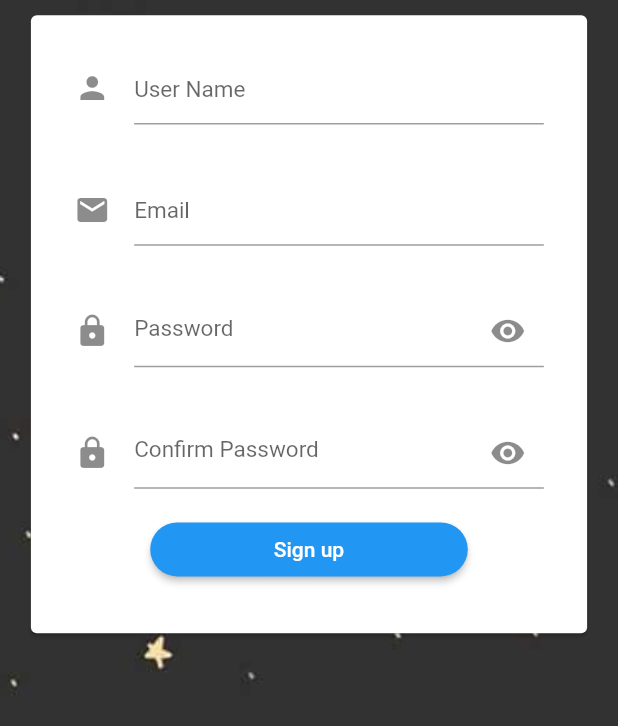
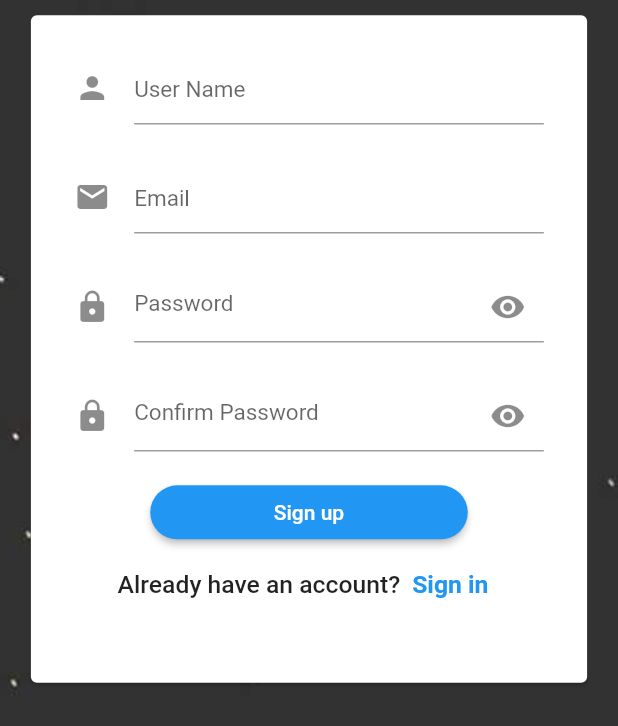
Before and after one commit to WaseemAlBizreh/product_store, a Flutter app: the screen it shows after launch, on a phone screen of 412 x 824 dp, the part 510-1236 px from its top. Run offline on Flutter 3.47's test engine with Material 2 defaults, Android fonts, the phone set to English and light mode, and no system bars.

Commit message:
TextButton

```diff
--- a/lib/pages/register.dart
+++ b/lib/pages/register.dart
@@ -38,7 +38,7 @@ class _RegisterState extends State<Register> {
                       ),
                     ),
                     Container(
-                        height: constraints.maxHeight * 0.55,
+                        height: constraints.maxHeight * 0.59,
                         child: Card(
                           margin: EdgeInsets.all(constraints.minWidth * 0.05),
                           child: Column(
@@ -48,7 +48,7 @@ class _RegisterState extends State<Register> {
                                     constraints.minWidth * 0.07,
                                     constraints.minHeight * 0.03,
                                     constraints.minWidth * 0.07,
-                                    constraints.minHeight * 0.02),
+                                    constraints.minHeight * 0.01),
                                 child: TextFormField(
                                   autocorrect: true,
                                   cursorColor: Colors.pinkAccent,
@@ -65,7 +65,7 @@ class _RegisterState extends State<Register> {
                                     constraints.minWidth * 0.07,
                                     constraints.minHeight * 0.02,
                                     constraints.minWidth * 0.07,
-                                    constraints.minHeight * 0.02),
+                                    constraints.minHeight * 0.01),
                                 child: TextFormField(
                                   autocorrect: true,
                                   cursorColor: Colors.pinkAccent,
@@ -82,7 +82,7 @@ class _RegisterState extends State<Register> {
                                     constraints.minWidth * 0.07,
                                     constraints.minHeight * 0.02,
                                     constraints.minWidth * 0.07,
-                                    constraints.minHeight * 0.02),
+                                    constraints.minHeight * 0.01),
                                 child: TextFormField(
                                   autocorrect: true,
                                   cursorColor: Colors.pinkAccent,
@@ -151,6 +151,32 @@ class _RegisterState extends State<Register> {
                                   onPressed: (){},
                                   child: const Text("Sign up")
                               ),
+                              Row(
+                                mainAxisAlignment: MainAxisAlignment.center,
+                                children: [
+                                  Text(
+                                    "Already have an account?",
+                                    style: TextStyle(
+                                      fontWeight: FontWeight.w500,
+                                      fontSize: constraints.minWidth * 0.04 ,
+                                    ),
+                                  ),
+                                  TextButton(
+                                      onPressed: () {},
+                                      style: TextButton.styleFrom(
+                                        shape: RoundedRectangleBorder(
+                                          borderRadius: BorderRadius.circular(32.0),
+                                        ),
+                                      ),
+                                      child: Text(
+                                        "Sign in",
+                                        style: TextStyle(
+                                          fontWeight: FontWeight.bold,
+                                          fontSize: constraints.minWidth * 0.04,
+                                        ),
+                                      )),
+                                ],
+                              ),
                             ],
                           ),
                         ))
```
